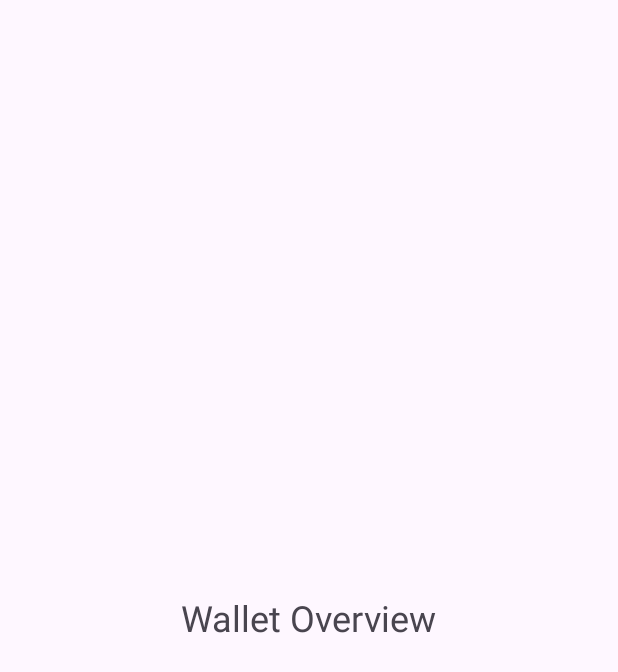
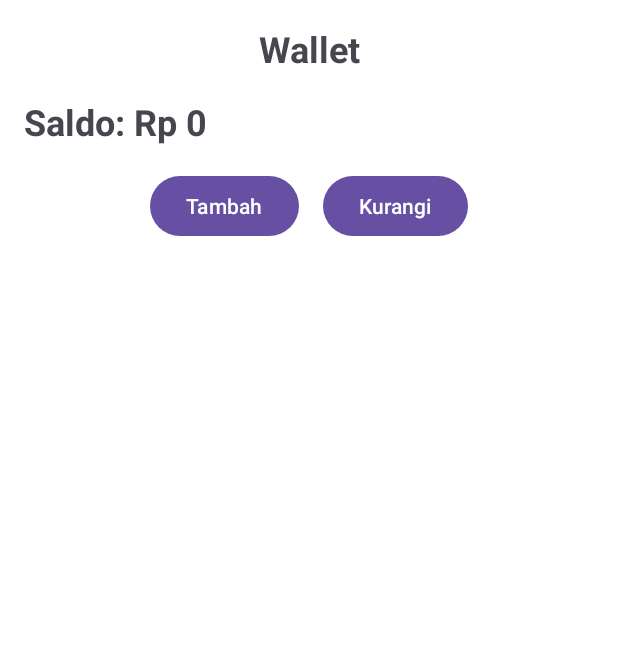
Before and after one commit to terencenst/Kelompok-3_SakuKu, an Android app: the layout fragment_wallet.xml on its own in the app's theme, with its tools: preview values and no code run, on a phone screen of 412 x 824 dp. Shown: the top 672 px of the screen. Run offline under Robolectric (Android 15) with nearby library versions, the phone set to English and light mode, and no system bars.

Commit message:
Udah bikin tiap page, tambahin fitur

```diff
--- a/app/build.gradle.kts
+++ b/app/build.gradle.kts
@@ -41,6 +41,10 @@ android {
 
 dependencies {
 
+    implementation(libs.androidx.appcompat)
+    implementation(libs.material)
+    implementation(libs.androidx.activity)
+    implementation(libs.androidx.constraintlayout)
     dependencies {
         implementation(libs.androidx.core.ktx)
         implementation(libs.androidx.appcompat)
--- a/app/src/main/AndroidManifest.xml
+++ b/app/src/main/AndroidManifest.xml
@@ -17,6 +17,9 @@
         android:supportsRtl="true"
         android:theme="@style/Theme.Kelompok3_SakuKu"
         tools:targetApi="31">
+        <activity
+            android:name=".SetBalanceActivity"
+            android:exported="false" />
         <activity
             android:name=".SetBudgetActivity"
             android:exported="false" />
--- a/app/src/main/res/layout/fragment_wallet.xml
+++ b/app/src/main/res/layout/fragment_wallet.xml
@@ -3,11 +3,48 @@
     android:layout_width="match_parent"
     android:layout_height="match_parent"
     android:orientation="vertical"
-    android:gravity="center">
+    android:padding="16dp"
+    android:background="@android:color/white">
 
+    <!-- Title Bar -->
     <TextView
+        android:layout_width="match_parent"
+        android:layout_height="wrap_content"
+        android:text="Wallet"
+        android:textSize="24sp"
+        android:textStyle="bold"
+        android:gravity="center"
+        android:layout_marginBottom="16dp" />
+
+    <!-- Informasi Saldo -->
+    <TextView
+        android:id="@+id/txtBalance"
         android:layout_width="wrap_content"
         android:layout_height="wrap_content"
-        android:text="Wallet Overview"
-        android:textSize="24sp" />
+        android:text="Saldo: Rp 0"
+        android:textSize="24sp"
+        android:textStyle="bold"
+        android:layout_marginBottom="16dp" />
+
+    <!-- Button Tambah dan Kurangi -->
+    <LinearLayout
+        android:layout_width="match_parent"
+        android:layout_height="wrap_content"
+        android:orientation="horizontal"
+        android:gravity="center">
+
+        <Button
+            android:id="@+id/btnAdd"
+            android:layout_width="wrap_content"
+            android:layout_height="wrap_content"
+            android:text="Tambah" />
+
+        <Button
+            android:id="@+id/btnSubtract"
+            android:layout_width="wrap_content"
+            android:layout_height="wrap_content"
+            android:text="Kurangi"
+            android:layout_marginStart="16dp" />
+    </LinearLayout>
+
 </LinearLayout>
```
Also changed, not shown: app/src/main/java/com/example/kelompok3_sakuku/ui/budget/BudgetFragment.kt (+33 -3 lines), app/src/main/java/com/example/kelompok3_sakuku/ui/home/HomeFragment.kt (+43 -10 lines), app/src/main/java/com/example/kelompok3_sakuku/ui/wallet/WalletFragment.kt (+68 -41 lines), app/src/main/res/drawable/Container.png (deleted).
